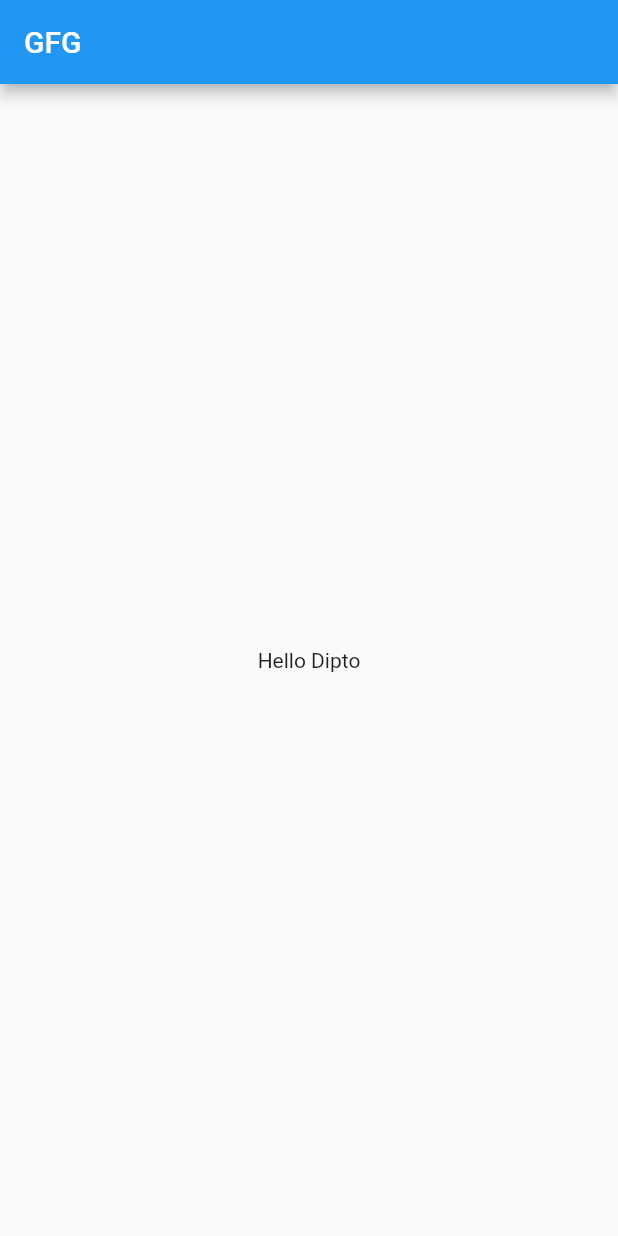
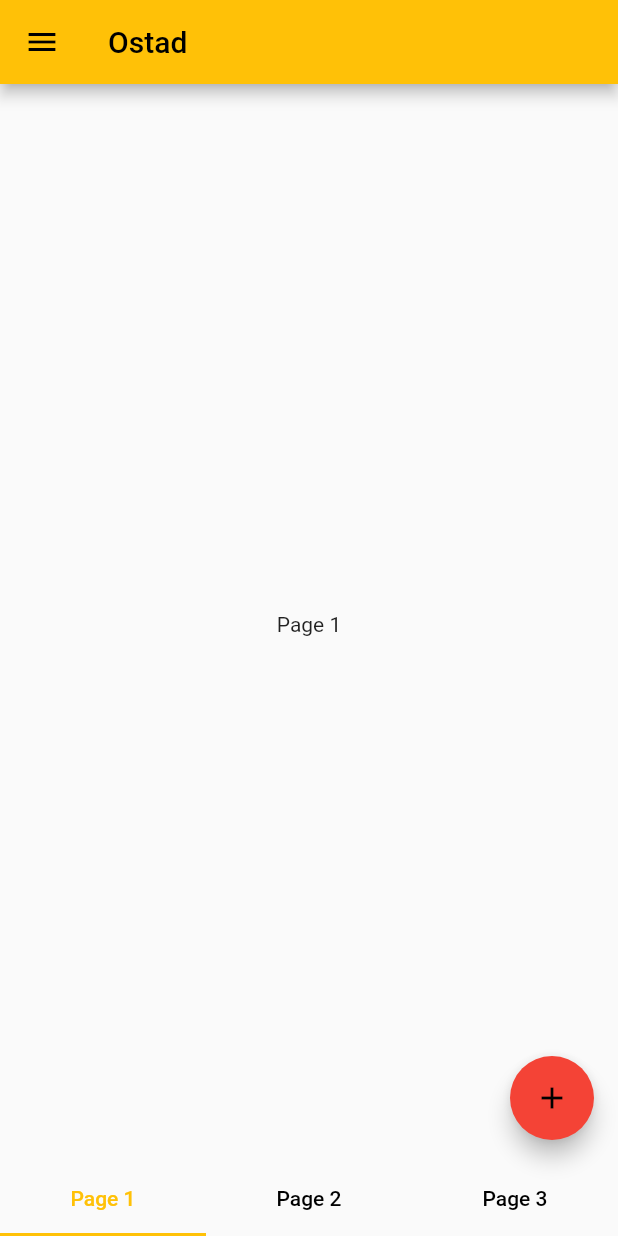
Before and after one commit to Graphictool/Assignment_flutter, a Flutter app: the screen it shows after launch, on a phone screen of 412 x 824 dp. Run offline on Flutter 3.47's test engine with Material 2 defaults, Android fonts, the phone set to English and light mode, and no system bars.

Commit message:
Flutter app with three pages arranged in a tab view screen with floating action button and a centred text widget displaying

```diff
--- a/lib/main.dart
+++ b/lib/main.dart
@@ -1,29 +1,140 @@
 import 'package:flutter/material.dart';
 
 void main() {
-  runApp(const GeeksForGeeks());
+  runApp(MyApp());
 }
 
-class GeeksForGeeks extends StatelessWidget {
-  const GeeksForGeeks({Key? key}) : super(key: key);
+class MyApp extends StatelessWidget {
+  @override
+  Widget build(BuildContext context) {
+    return MaterialApp(
+      title: 'Assignment',
+
+      theme: ThemeData(
+        primarySwatch: Colors.amber,
+
+      ), debugShowCheckedModeBanner: false,
+      home: MyHomePage(),
+    );
+  }
+}
+
+class MyHomePage extends StatefulWidget {
+  @override
+  _MyHomePageState createState() => _MyHomePageState();
+}
+
+class _MyHomePageState extends State<MyHomePage> with SingleTickerProviderStateMixin {
+  int _currentIndex = 0;
+  late TabController _tabController;
+
+  @override
+  void initState() {
+    super.initState();
+    _tabController = TabController(length: 3, vsync: this);
+    _tabController.addListener(_handleTabSelection);
+  }
+
+  @override
+  void dispose() {
+    _tabController.dispose();
+    super.dispose();
+  }
+
+  void _handleTabSelection() {
+    setState(() {
+      _currentIndex = _tabController.index;
+    });
+  }
 
   @override
   Widget build(BuildContext context) {
-    // Material App
-    return MaterialApp(
+    return Scaffold(
+      appBar: AppBar(
+        title: Text('Ostad'),
+      ),
 
-      // Scaffold Widget
-        home: Scaffold(
-          appBar: AppBar(
-            // AppBar takes a Text Widget
-            // in it's title parameter
-            title: const Text('GFG'),
-          ),
-          body: const Center(child: Text('Hello Dipto')),
+      drawer: Drawer(
 
-        ));
+        child: ListView(
+          padding: EdgeInsets.zero,
+          children: [
+            const DrawerHeader(
+              decoration: BoxDecoration(
+                color: Colors.amber,
+              ),
+              child: Text(
+                'Menue',
+                style: TextStyle(
+                  color: Colors.black,
+                  fontSize: 25,
+                ),
+              ),
+            ),
+            ListTile(
+              title: Text('Page 1'),
+              onTap: () {
+                Navigator.pop(context);
+                _tabController.animateTo(0);
+              },
+            ),
+            ListTile(
+              title: Text('Page 2'),
+              onTap: () {
+                Navigator.pop(context);
+                _tabController.animateTo(1);
+              },
+            ),
+            ListTile(
+              title: Text('Page 3'),
+              onTap: () {
+                Navigator.pop(context);
+                _tabController.animateTo(2);
+              },
+            ),
+          ],
+        ),
+      ),
+
+      body: TabBarView(
+        controller: _tabController,
+        children: [
+          Center(child: Text('Page 1')),
+          Center(child: Text('Page 2')),
+          Center(child: Text('Page 3')),
+        ],
+      ),
+
+      floatingActionButton: FloatingActionButton(
+        backgroundColor: _currentIndex == 0 ? Colors.red : _currentIndex == 1 ? Colors.green : Colors.blue,
+        onPressed: () {},
+        child: Icon(Icons.add),
+      ),
 
 
 
+      bottomNavigationBar: TabBar(
+
+        controller: _tabController, labelColor: Colors.amber, unselectedLabelColor: Colors.black,
+
+        tabs: const [
+
+          Tab(
+
+            text: 'Page 1',
+          ),
+          Tab(
+
+            text: 'Page 2',
+
+          ),
+          Tab(
+
+            text: 'Page 3',
+
+          ),
+        ],
+      ),
+    );
   }
 }
```
